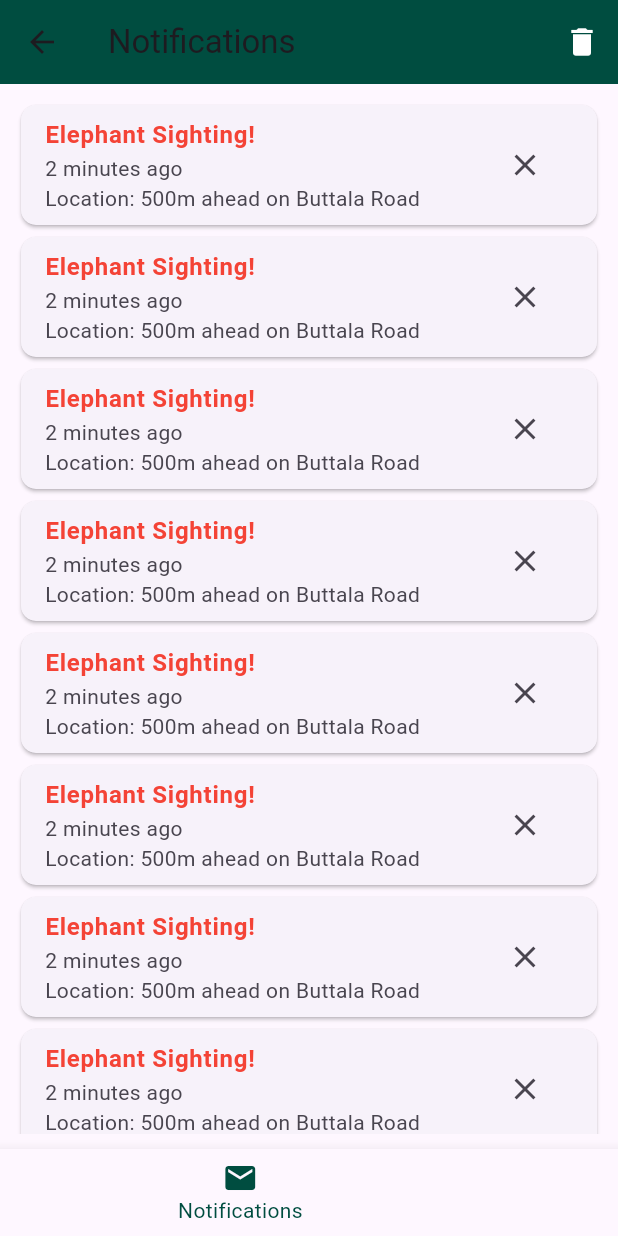
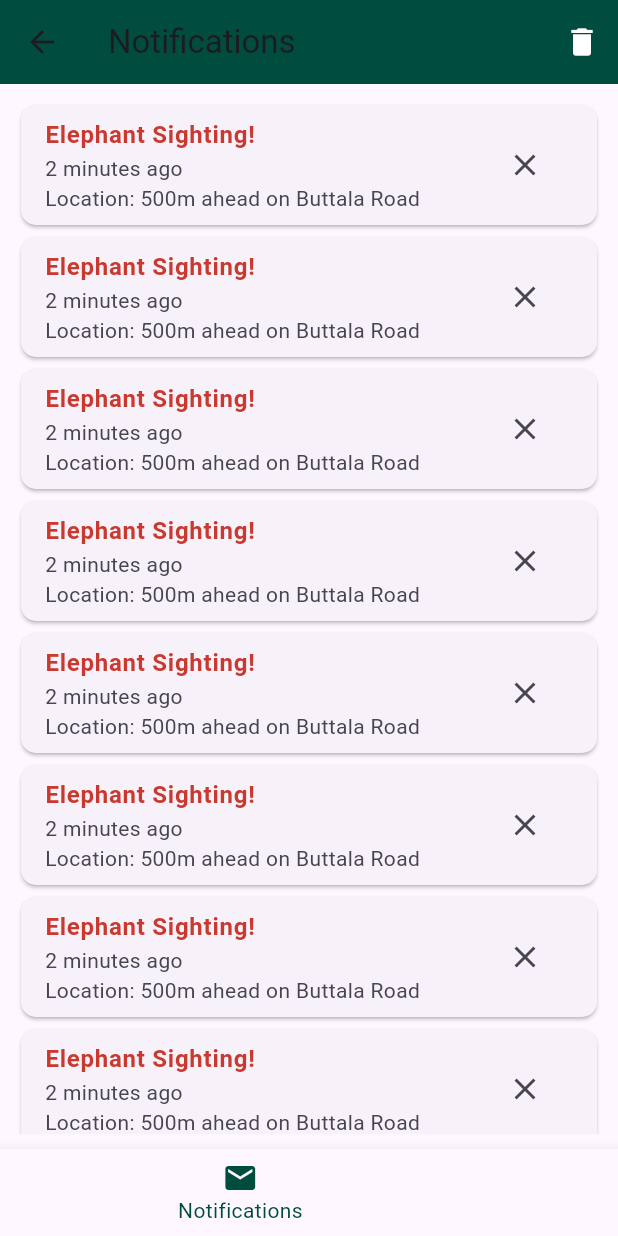
Before and after one commit to pavix0xd/EleEye, a Flutter app: the NotificationScreen screen opened directly, on a phone screen of 412 x 824 dp. Run offline on Flutter 3.47's test engine with Material 3 defaults, Android fonts, the phone set to English and light mode, and no system bars; our stand-ins replace flutter_dotenv, google_maps_flutter, location, supabase_flutter; accounts and stored records are empty.

Commit message:
change color

```diff
--- a/mobile-frontend/lib/screens/community_screen.dart
+++ b/mobile-frontend/lib/screens/community_screen.dart
@@ -70,7 +70,7 @@ class _NotificationScreenState extends State<NotificationScreen> {
                   title: Text(
                     "Elephant Sighting!",
                     style: TextStyle(
-                        color: Colors.red, fontWeight: FontWeight.bold),
+                        color: const Color.fromARGB(255, 201, 57, 47), fontWeight: FontWeight.bold),
                   ),
                   subtitle: Text("2 minutes ago\nLocation: 500m ahead on Buttala Road"),
                   trailing: IconButton(
```
